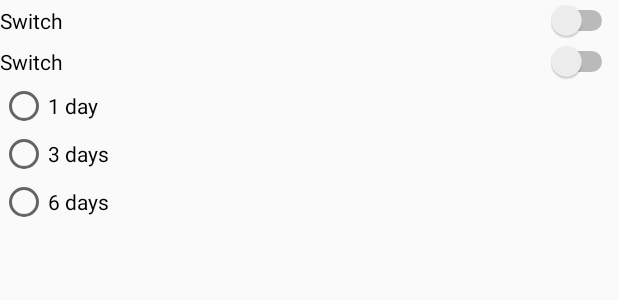
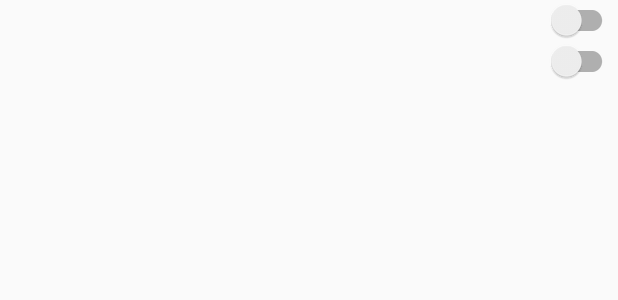
Before and after one commit to AleksandrUlianov/SimpleWeatherApplication, an Android app: the layout settings_menu.xml on its own in the app's theme, with its tools: preview values and no code run, on a phone screen of 412 x 824 dp. Shown: the top 300 px of the screen. Run offline under Robolectric (Android 15) with nearby library versions, the phone set to English and light mode, and no system bars; network calls fail.

```diff
--- a/app/src/main/res/layout/settings_menu.xml
+++ b/app/src/main/res/layout/settings_menu.xml
@@ -1,34 +1,21 @@
 <?xml version="1.0" encoding="utf-8"?>
-<LinearLayout xmlns:android="http://schemas.android.com/apk/res/android"
-              android:orientation="vertical"
-              android:layout_width="match_parent"
-              android:layout_height="wrap_content">
+<RelativeLayout
+        android:id="@+id/menu_switches"
+        android:layout_width="match_parent"
+        android:layout_height="wrap_content"
+        xmlns:android="http://schemas.android.com/apk/res/android">
 
-    <Switch
-            android:text="Switch"
-            android:layout_width="match_parent"
-            android:layout_height="wrap_content" android:id="@+id/switchTUnits"/>
-    <Switch
-            android:text="Switch"
-            android:layout_width="match_parent"
-            android:layout_height="wrap_content" android:id="@+id/switchMUnits"/>
-    <RadioGroup
-            android:layout_width="match_parent"
-            android:layout_height="wrap_content">
-        <RadioButton
-                android:id="@+id/rbPeriodDays1"
-                android:layout_width="wrap_content"
+        <android.support.v7.widget.SwitchCompat
+                android:id="@+id/switchMUnits"
+                android:text=""
+                android:layout_width="match_parent"
                 android:layout_height="wrap_content"
-                android:text="1 day"/>
-        <RadioButton
-                android:id="@+id/rbPeriodDays3"
-                android:text="3 days"
-                android:layout_width="wrap_content"
-                android:layout_height="wrap_content"/>
-        <RadioButton
-                android:id="@+id/rbPeriodDays6"
-                android:text="6 days"
-                android:layout_width="wrap_content"
-                android:layout_height="wrap_content"/>
-    </RadioGroup>
-</LinearLayout>
+        />
+        <android.support.v7.widget.SwitchCompat
+                android:id="@+id/switchTUnits"
+                android:text=""
+                android:layout_width="match_parent"
+                android:layout_height="wrap_content"
+                android:layout_below="@+id/switchMUnits"
+        />
+    </RelativeLayout>
```
Also changed, not shown: app/src/main/java/edu/poleaxe/simpleweatherapplication/WeatherCheckActivity.java (+5 -2 lines), app/src/main/res/layout/activity_weather_check.xml (+19 -11 lines), app/src/main/res/menu/menu_weather_check.xml (+10 -4 lines).
